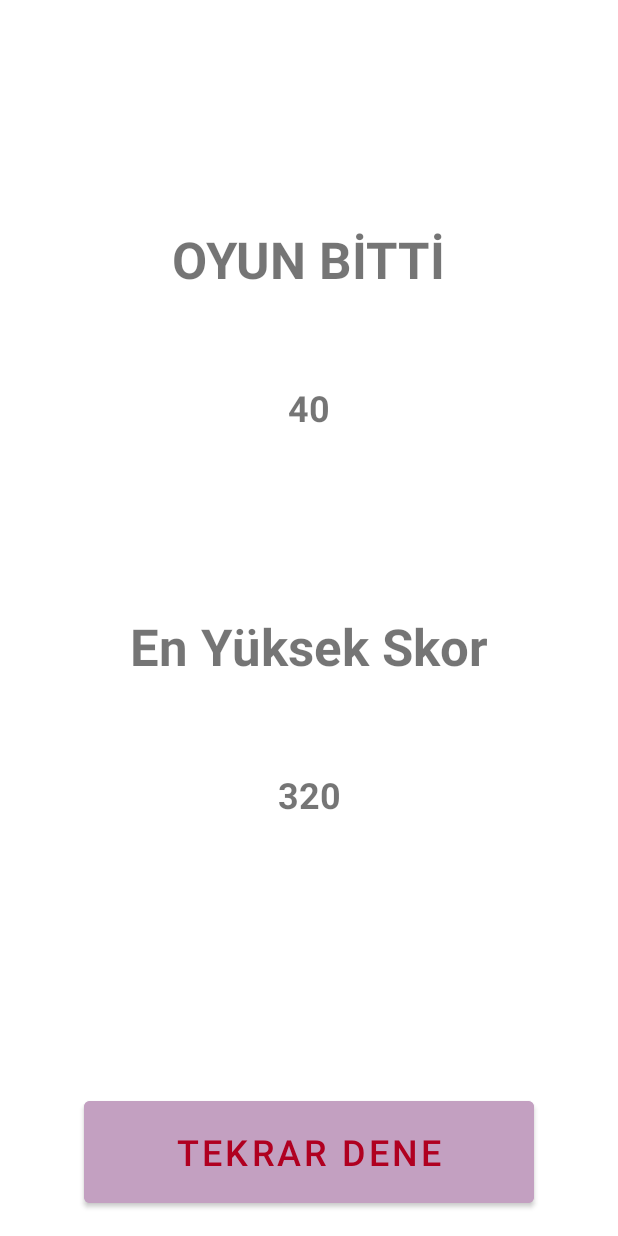
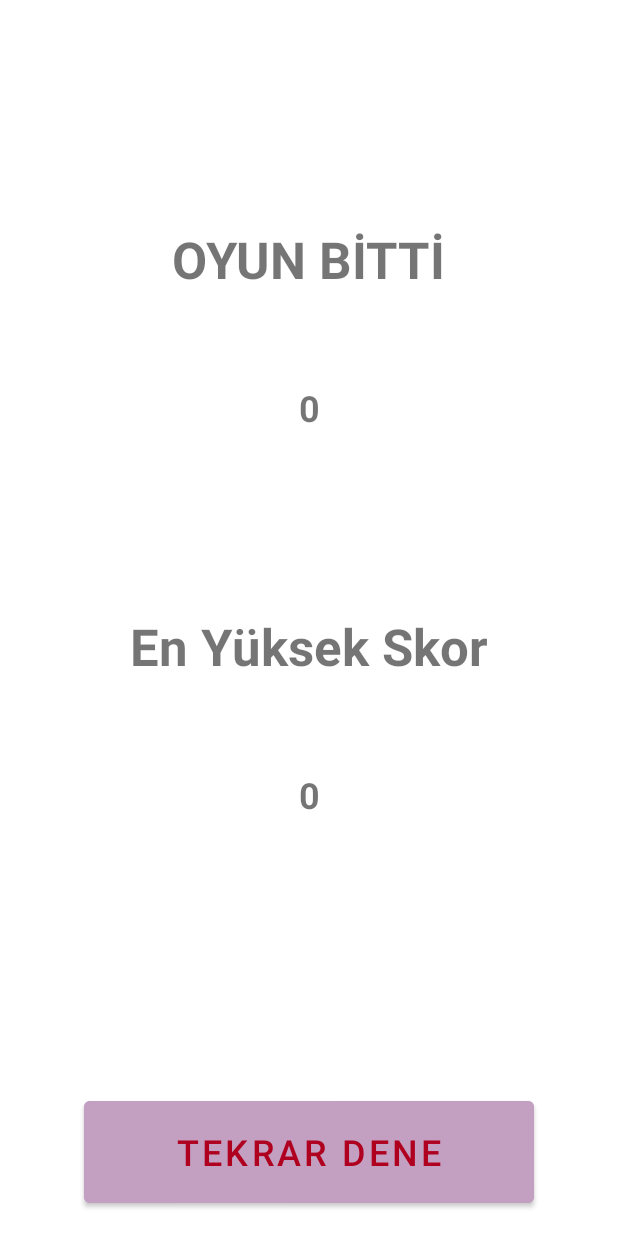
Before and after one commit to ibo9966/MyGame, an Android app: the SonucEkraniActivity screen opened directly, with no data from a screen before it, on a phone screen of 412 x 824 dp. Run offline under Robolectric (Android 15) with nearby library versions, the phone set to English and light mode, and no system bars.

```diff
--- a/app/src/main/java/com/example/mygame/SonucEkraniActivity.kt
+++ b/app/src/main/java/com/example/mygame/SonucEkraniActivity.kt
@@ -1,5 +1,6 @@
 package com.example.mygame
 
+import android.content.Context
 import android.content.Intent
 import androidx.appcompat.app.AppCompatActivity
 import android.os.Bundle
@@ -15,6 +16,27 @@ class SonucEkraniActivity : AppCompatActivity() {
         binding=ActivitySonucEkraniBinding.inflate(layoutInflater)
         setContentView(binding.root)
 
+        val skor = intent.getIntExtra("skor",0)
+        binding.textViewToplamSkor.text = skor.toString()
+
+
+
+        val sp= getSharedPreferences("sonuc", Context.MODE_PRIVATE)
+        val enYuksekSkor=sp.getInt("enYuksekSkor",0)
+
+        if (skor >enYuksekSkor){
+            val editor= sp.edit()
+            editor.putInt("enYuksekSkor",skor)
+            editor.commit()
+
+            binding.textViewEnYuksekSkor.text=skor.toString()
+
+        }else{
+            binding.textViewEnYuksekSkor.text=enYuksekSkor.toString()
+
+        }
+
+
         binding.buttonTekrarDene.setOnClickListener {
             val intent= Intent(this@SonucEkraniActivity,MainActivity::class.java)
             startActivity(intent)
```
Also changed, not shown: app/src/main/java/com/example/mygame/OyunEkraniActivity.kt (+39 -0 lines).
